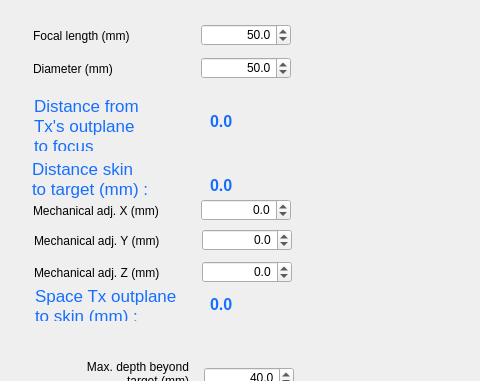
Qt form BabelBrain/Babel_SingleTx/form.ui (ProteusMRIgHIFU/BabelBrain) before a commit; both pictures show x 0 to 480 and y 0 to 381 of the 1226 by 473 pixel window.
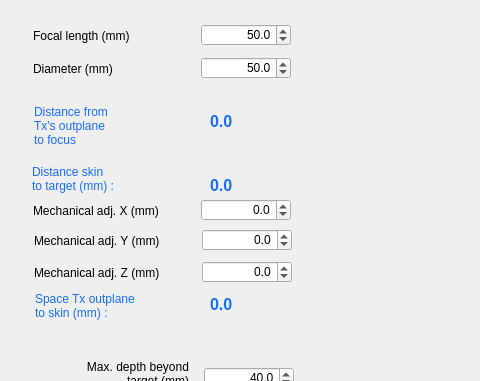
The same form after that commit.

Commit message:
it was back again big in windows...
I think if a font size is specified... it gets all wrecked

Diff of the .ui file:
```diff
--- a/BabelBrain/Babel_SingleTx/form.ui
+++ b/BabelBrain/Babel_SingleTx/form.ui
@@ -60,12 +60,6 @@
      <height>38</height>
     </rect>
    </property>
-   <property name="font">
-    <font>
-     <pointsize>13</pointsize>
-     <bold>false</bold>
-    </font>
-   </property>
    <property name="styleSheet">
     <string notr="true">color:rgb(22, 110, 255)</string>
    </property>
@@ -329,12 +323,6 @@
      <height>51</height>
     </rect>
    </property>
-   <property name="font">
-    <font>
-     <pointsize>13</pointsize>
-     <bold>false</bold>
-    </font>
-   </property>
    <property name="styleSheet">
     <string notr="true">color:rgb(22, 110, 255)</string>
    </property>
@@ -378,12 +366,6 @@
      <height>31</height>
     </rect>
    </property>
-   <property name="font">
-    <font>
-     <pointsize>13</pointsize>
-     <bold>false</bold>
-    </font>
-   </property>
    <property name="styleSheet">
     <string notr="true">color:rgb(22, 110, 255)</string>
    </property>
```
The commit also changes 5 other files.
